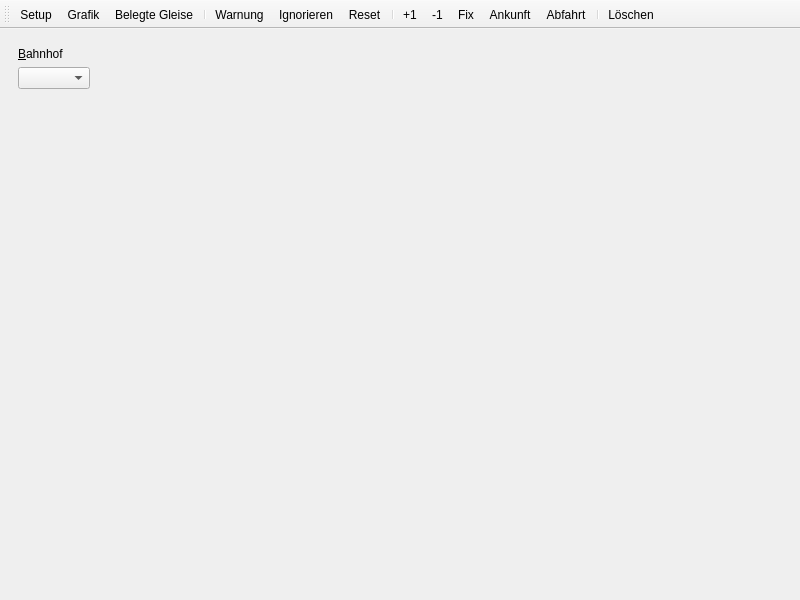
Qt form qt/anschlussmatrix.ui (topological-state/stskit) before a commit.
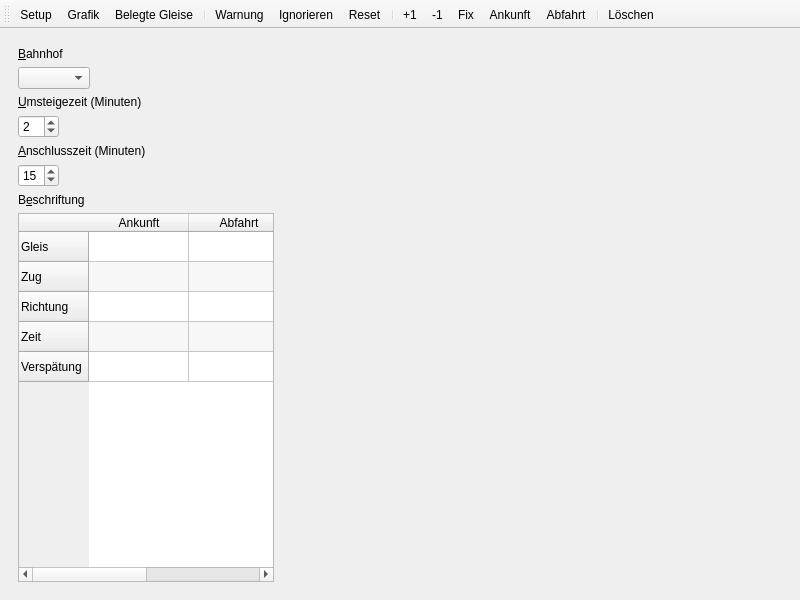
The same form after that commit. The open tabs and pages were chosen to show the change. Icons and pictures are not drawn.

Commit message: anschlussmatrix: einstellbare zeiten und beschriftungen

```diff
--- a/qt/anschlussmatrix.ui
+++ b/qt/anschlussmatrix.ui
@@ -41,6 +41,190 @@
             </property>
            </widget>
           </item>
+          <item row="2" column="0">
+           <widget class="QLabel" name="umsteigezeitLabel">
+            <property name="text">
+             <string>&amp;Umsteigezeit (Minuten)</string>
+            </property>
+            <property name="buddy">
+             <cstring>umsteigezeitSpin</cstring>
+            </property>
+           </widget>
+          </item>
+          <item row="3" column="0">
+           <widget class="QSpinBox" name="umsteigezeitSpin">
+            <property name="value">
+             <number>2</number>
+            </property>
+           </widget>
+          </item>
+          <item row="6" column="0">
+           <widget class="QLabel" name="zugbeschriftungLabel">
+            <property name="text">
+             <string>B&amp;eschriftung</string>
+            </property>
+            <property name="buddy">
+             <cstring>zugbeschriftungTable</cstring>
+            </property>
+           </widget>
+          </item>
+          <item row="7" column="0">
+           <widget class="QTableWidget" name="zugbeschriftungTable">
+            <property name="alternatingRowColors">
+             <bool>true</bool>
+            </property>
+            <property name="selectionMode">
+             <enum>QAbstractItemView::NoSelection</enum>
+            </property>
+            <row>
+             <property name="text">
+              <string>Gleis</string>
+             </property>
+            </row>
+            <row>
+             <property name="text">
+              <string>Zug</string>
+             </property>
+            </row>
+            <row>
+             <property name="text">
+              <string>Richtung</string>
+             </property>
+            </row>
+            <row>
+             <property name="text">
+              <string>Zeit</string>
+             </property>
+            </row>
+            <row>
+             <property name="text">
+              <string>Verspätung</string>
+             </property>
+            </row>
+            <column>
+             <property name="text">
+              <string>Ankunft</string>
+             </property>
+            </column>
+            <column>
+             <property name="text">
+              <string>Abfahrt</string>
+             </property>
+            </column>
+            <item row="0" column="0">
+             <property name="text">
+              <string/>
+             </property>
+             <property name="checkState">
+              <enum>Unchecked</enum>
+             </property>
+             <property name="flags">
+              <set>ItemIsUserCheckable|ItemIsEnabled</set>
+             </property>
+            </item>
+            <item row="0" column="1">
+             <property name="checkState">
+              <enum>Unchecked</enum>
+             </property>
+             <property name="flags">
+              <set>ItemIsUserCheckable|ItemIsEnabled</set>
+             </property>
+            </item>
+            <item row="1" column="0">
+             <property name="text">
+              <string/>
+             </property>
+             <property name="checkState">
+              <enum>Unchecked</enum>
+             </property>
+             <property name="flags">
+              <set>ItemIsUserCheckable|ItemIsEnabled</set>
+             </property>
+            </item>
+            <item row="1" column="1">
+             <property name="checkState">
+              <enum>Unchecked</enum>
+             </property>
+             <property name="flags">
+              <set>ItemIsUserCheckable|ItemIsEnabled</set>
+             </property>
+            </item>
+            <item row="2" column="0">
+             <property name="text">
+              <string/>
+             </property>
+             <property name="checkState">
+              <enum>Unchecked</enum>
+             </property>
+             <property name="flags">
+              <set>ItemIsUserCheckable|ItemIsEnabled</set>
+             </property>
+            </item>
+            <item row="2" column="1">
+             <property name="checkState">
+              <enum>Unchecked</enum>
+             </property>
+             <property name="flags">
+              <set>ItemIsUserCheckable|ItemIsEnabled</set>
+             </property>
+            </item>
+            <item row="3" column="0">
+             <property name="text">
+              <string/>
+             </property>
+             <property name="checkState">
+              <enum>Unchecked</enum>
+             </property>
+             <property name="flags">
+              <set>ItemIsUserCheckable|ItemIsEnabled</set>
+             </property>
+            </item>
+            <item row="3" column="1">
+             <property name="checkState">
+              <enum>Unchecked</enum>
+             </property>
+             <property name="flags">
+              <set>ItemIsUserCheckable|ItemIsEnabled</set>
+             </property>
+            </item>
+            <item row="4" column="0">
+             <property name="text">
+              <string/>
+             </property>
+             <property name="checkState">
+              <enum>Unchecked</enum>
+             </property>
+             <property name="flags">
+              <set>ItemIsUserCheckable|ItemIsEnabled</set>
+             </property>
+            </item>
+            <item row="4" column="1">
+             <property name="checkState">
+              <enum>Unchecked</enum>
+             </property>
+             <property name="flags">
+              <set>ItemIsUserCheckable|ItemIsEnabled</set>
+             </property>
+            </item>
+           </widget>
+          </item>
+          <item row="4" column="0">
+           <widget class="QLabel" name="anschlusszeitLabel">
+            <property name="text">
+             <string>&amp;Anschlusszeit (Minuten)</string>
+            </property>
+            <property name="buddy">
+             <cstring>anschlusszeitSpin</cstring>
+            </property>
+           </widget>
+          </item>
+          <item row="5" column="0">
+           <widget class="QSpinBox" name="anschlusszeitSpin">
+            <property name="value">
+             <number>15</number>
+            </property>
+           </widget>
+          </item>
          </layout>
         </item>
        </layout>
```
The commit also changes 3 other files.
